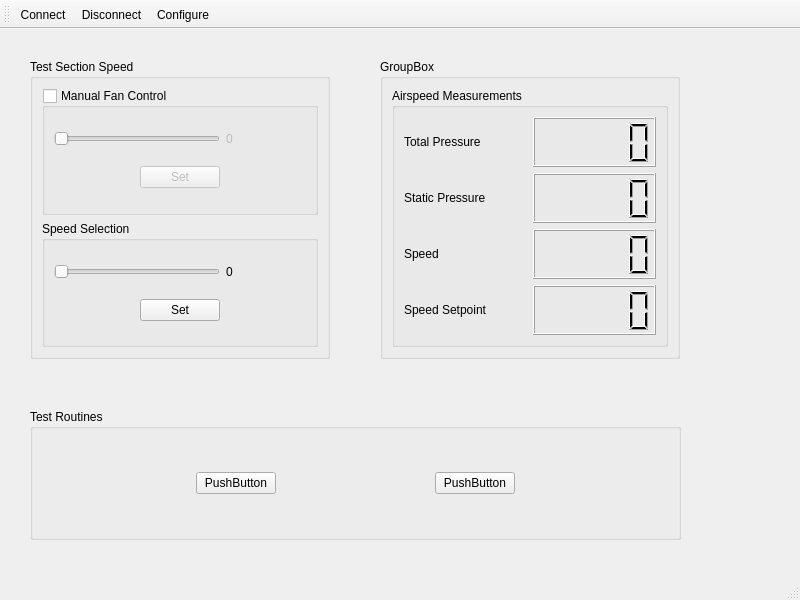
The window that WindTunnelGUI/mainwindow.ui (jmjohnson1/windTunnelV2) describes before a commit, drawn with Qt 5.
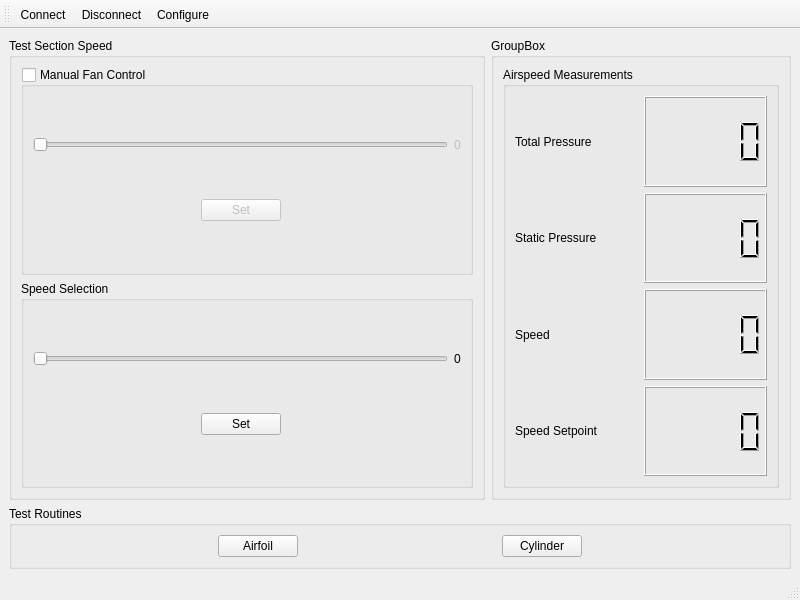
The same window after the commit.

Diff of the .ui file:
```diff
--- a/WindTunnelGUI/mainwindow.ui
+++ b/WindTunnelGUI/mainwindow.ui
@@ -14,15 +14,77 @@
    <string>MainWindow</string>
   </property>
   <widget class="QWidget" name="centralwidget">
+   <layout class="QGridLayout" name="gridLayout_7">
+    <item row="1" column="0" colspan="2">
+     <widget class="QGroupBox" name="groupBox_3">
+      <property name="sizePolicy">
+       <sizepolicy hsizetype="Preferred" vsizetype="Maximum">
+        <horstretch>0</horstretch>
+        <verstretch>0</verstretch>
+       </sizepolicy>
+      </property>
+      <property name="title">
+       <string>Test Routines</string>
+      </property>
+      <layout class="QGridLayout" name="gridLayout_6">
+       <item row="0" column="1">
+        <widget class="QPushButton" name="button_OpenAirfoilDialog">
+         <property name="text">
+          <string>Airfoil</string>
+         </property>
+        </widget>
+       </item>
+       <item row="0" column="3">
+        <widget class="QPushButton" name="button_OpenCylinderDialog">
+         <property name="text">
+          <string>Cylinder</string>
+         </property>
+        </widget>
+       </item>
+       <item row="0" column="2">
+        <spacer name="horizontalSpacer_6">
+         <property name="orientation">
+          <enum>Qt::Horizontal</enum>
+         </property>
+         <property name="sizeHint" stdset="0">
+          <size>
+           <width>40</width>
+           <height>20</height>
+          </size>
+         </property>
+        </spacer>
+       </item>
+       <item row="0" column="0">
+        <spacer name="horizontalSpacer_5">
+         <property name="orientation">
+          <enum>Qt::Horizontal</enum>
+         </property>
+         <property name="sizeHint" stdset="0">
+          <size>
+           <width>40</width>
+           <height>20</height>
+          </size>
+         </property>
+        </spacer>
+       </item>
+       <item row="0" column="4">
+        <spacer name="horizontalSpacer_7">
+         <property name="orientation">
+          <enum>Qt::Horizontal</enum>
+         </property>
+         <property name="sizeHint" stdset="0">
+          <size>
+           <width>40</width>
+           <height>20</height>
+          </size>
+         </property>
+        </spacer>
+       </item>
+      </layout>
+     </widget>
+    </item>
+    <item row="0" column="0">
    <widget class="QGroupBox" name="testSectionSpeedGroup">
-    <property name="geometry">
-     <rect>
-      <x>30</x>
-      <y>30</y>
-      <width>300</width>
-      <height>300</height>
-     </rect>
-    </property>
     <property name="title">
      <string>Test Section Speed</string>
     </property>
@@ -39,10 +101,23 @@
         <bool>false</bool>
        </property>
        <layout class="QGridLayout" name="gridLayout">
-        <item row="0" column="0" colspan="2">
-         <widget class="QSlider" name="fan1ManualSlider">
+          <item row="1" column="0">
+           <spacer name="horizontalSpacer_3">
           <property name="orientation">
            <enum>Qt::Horizontal</enum>
+            </property>
+            <property name="sizeHint" stdset="0">
+             <size>
+              <width>40</width>
+              <height>20</height>
+             </size>
+            </property>
+           </spacer>
+          </item>
+          <item row="1" column="1">
+           <widget class="QPushButton" name="manualFanSetButton">
+            <property name="text">
+             <string>Set</string>
           </property>
          </widget>
         </item>
@@ -59,33 +134,20 @@
           </property>
          </spacer>
         </item>
-        <item row="0" column="2">
+          <item row="0" column="0" colspan="3">
+           <widget class="QSlider" name="fan1ManualSlider">
+            <property name="orientation">
+             <enum>Qt::Horizontal</enum>
+            </property>
+           </widget>
+          </item>
+          <item row="0" column="3">
          <widget class="QLabel" name="fan1ManualSliderReadout">
           <property name="text">
            <string>0</string>
           </property>
          </widget>
         </item>
-        <item row="1" column="1">
-         <widget class="QPushButton" name="manualFanSetButton">
-          <property name="text">
-           <string>Set</string>
-          </property>
-         </widget>
-        </item>
-        <item row="1" column="0">
-         <spacer name="horizontalSpacer_3">
-          <property name="orientation">
-           <enum>Qt::Horizontal</enum>
-          </property>
-          <property name="sizeHint" stdset="0">
-           <size>
-            <width>40</width>
-            <height>20</height>
-           </size>
-          </property>
-         </spacer>
-        </item>
        </layout>
       </widget>
      </item>
@@ -95,20 +157,6 @@
         <string>Speed Selection</string>
        </property>
        <layout class="QGridLayout" name="gridLayout_2">
-        <item row="1" column="1">
-         <widget class="QPushButton" name="autoSpeedSetButton">
-          <property name="text">
-           <string>Set</string>
-          </property>
-         </widget>
-        </item>
-        <item row="0" column="2">
-         <widget class="QLabel" name="autoSpeedSliderReadout">
-          <property name="text">
-           <string>0</string>
-          </property>
-         </widget>
-        </item>
         <item row="1" column="0">
          <spacer name="horizontalSpacer">
           <property name="orientation">
@@ -122,13 +170,6 @@
           </property>
          </spacer>
         </item>
-        <item row="0" column="0" colspan="2">
-         <widget class="QSlider" name="autoSpeedSlider">
-          <property name="orientation">
-           <enum>Qt::Horizontal</enum>
-          </property>
-         </widget>
-        </item>
         <item row="1" column="2">
          <spacer name="horizontalSpacer_2">
           <property name="orientation">
@@ -142,19 +183,46 @@
           </property>
          </spacer>
         </item>
+          <item row="1" column="1">
+           <widget class="QPushButton" name="autoSpeedSetButton">
+            <property name="text">
+             <string>Set</string>
+            </property>
+           </widget>
+          </item>
+          <item row="0" column="0" colspan="3">
+           <widget class="QSlider" name="autoSpeedSlider">
+            <property name="orientation">
+             <enum>Qt::Horizontal</enum>
+            </property>
+           </widget>
+          </item>
+          <item row="0" column="3">
+           <widget class="QLabel" name="autoSpeedSliderReadout">
+            <property name="text">
+             <string>0</string>
+            </property>
+           </widget>
+          </item>
        </layout>
       </widget>
      </item>
     </layout>
    </widget>
+    </item>
+    <item row="0" column="1">
    <widget class="QGroupBox" name="groupBox">
-    <property name="geometry">
-     <rect>
-      <x>380</x>
-      <y>30</y>
+      <property name="sizePolicy">
+       <sizepolicy hsizetype="Minimum" vsizetype="Preferred">
+        <horstretch>0</horstretch>
+        <verstretch>0</verstretch>
+       </sizepolicy>
+      </property>
+      <property name="minimumSize">
+       <size>
       <width>300</width>
-      <height>300</height>
-     </rect>
+        <height>0</height>
+       </size>
     </property>
     <property name="title">
      <string>GroupBox</string>
@@ -211,74 +279,8 @@
      </item>
     </layout>
    </widget>
-   <widget class="QGroupBox" name="groupBox_3">
-    <property name="geometry">
-     <rect>
-      <x>30</x>
-      <y>380</y>
-      <width>651</width>
-      <height>131</height>
-     </rect>
-    </property>
-    <property name="title">
-     <string>Test Routines</string>
-    </property>
-    <layout class="QGridLayout" name="gridLayout_6">
-     <item row="0" column="1">
-      <widget class="QPushButton" name="pushButton">
-       <property name="text">
-        <string>PushButton</string>
-       </property>
-      </widget>
-     </item>
-     <item row="0" column="3">
-      <widget class="QPushButton" name="pushButton_2">
-       <property name="text">
-        <string>PushButton</string>
-       </property>
-      </widget>
-     </item>
-     <item row="0" column="2">
-      <spacer name="horizontalSpacer_6">
-       <property name="orientation">
-        <enum>Qt::Horizontal</enum>
-       </property>
-       <property name="sizeHint" stdset="0">
-        <size>
-         <width>40</width>
-         <height>20</height>
-        </size>
-       </property>
-      </spacer>
-     </item>
-     <item row="0" column="0">
-      <spacer name="horizontalSpacer_5">
-       <property name="orientation">
-        <enum>Qt::Horizontal</enum>
-       </property>
-       <property name="sizeHint" stdset="0">
-        <size>
-         <width>40</width>
-         <height>20</height>
-        </size>
-       </property>
-      </spacer>
-     </item>
-     <item row="0" column="4">
-      <spacer name="horizontalSpacer_7">
-       <property name="orientation">
-        <enum>Qt::Horizontal</enum>
-       </property>
-       <property name="sizeHint" stdset="0">
-        <size>
-         <width>40</width>
-         <height>20</height>
-        </size>
-       </property>
-      </spacer>
-     </item>
-    </layout>
-   </widget>
+    </item>
+   </layout>
   </widget>
   <widget class="QMenuBar" name="menubar">
    <property name="geometry">
```
Lines whose indentation alone changed are shown as unchanged.
